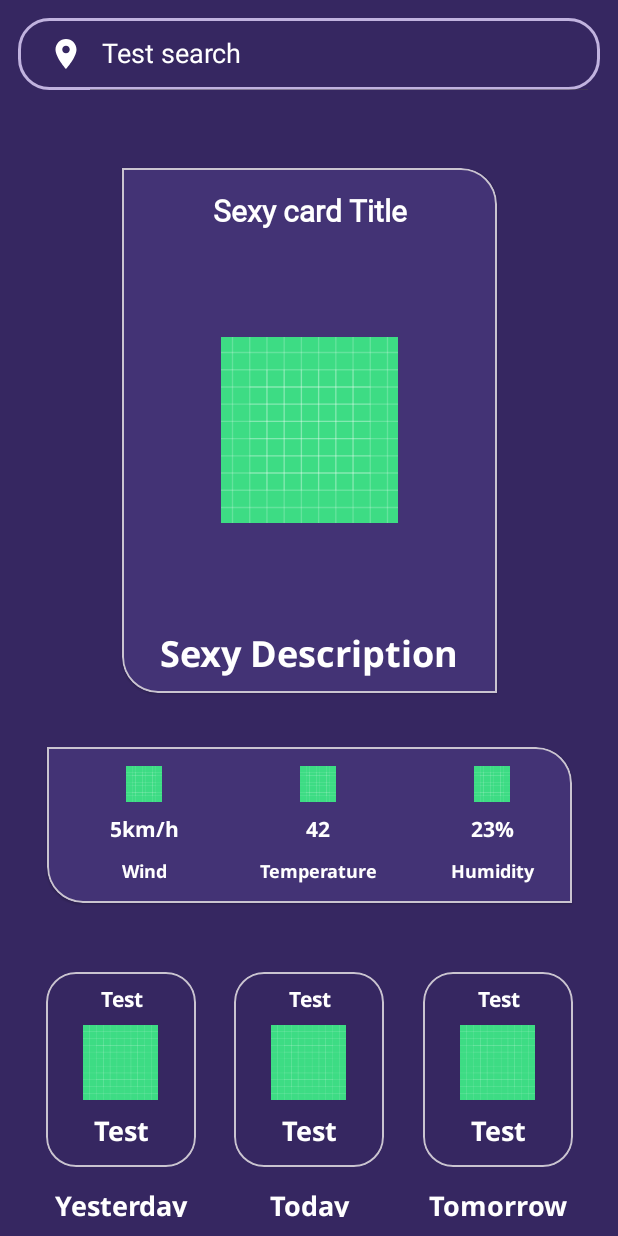
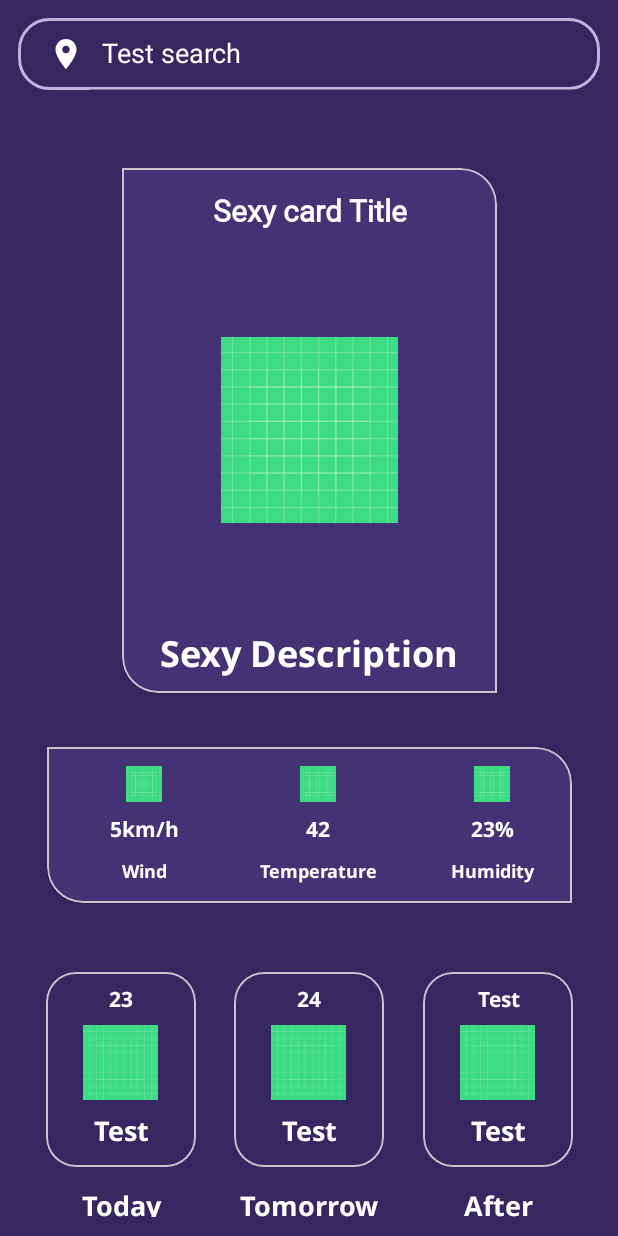
Before and after one commit to SrbastianM/weatherApp, an Android app: the FirstPageActivity screen opened directly, with no data from a screen before it, on a phone screen of 412 x 824 dp. Run offline under Robolectric (Android 15) with nearby library versions, the phone set to English and light mode, and no system bars; our stand-ins replace Picasso; libraries missing offline, so code that uses them is left out: retrofit2.converter.jackson; pictures from the network do not load; 8 statements that could not run were skipped.

Commit message:
Changes: - Remove unnecesary end points and models - Add animations to cards - Changes variable names for consistency of the aplication - Work on reactivity

```diff
--- a/app/src/main/java/com/srbastian/weatherapp/WeatherRepository.kt
+++ b/app/src/main/java/com/srbastian/weatherapp/WeatherRepository.kt
@@ -2,7 +2,6 @@ package com.srbastian.weatherapp
 
 import com.srbastian.weatherapp.model.current.CurrentWeatherModel
 import com.srbastian.weatherapp.model.forecast.ForecastWeatherModel
-import com.srbastian.weatherapp.model.historical.HistoricalWeatherModel
 import com.srbastian.weatherapp.network.RetrofitAPI
 import java.time.Instant
 import java.time.temporal.ChronoUnit
@@ -16,13 +15,4 @@ class WeatherRepository(private val retrofitClient: RetrofitAPI) {
     suspend fun getForecastWeather(city: String, apiKey: String): ForecastWeatherModel {
         return retrofitClient.getForecastWeather(city, apiKey)
     }
-    suspend fun getHistoricalWeather(lat: Double, lon : Double, apiKey: String): HistoricalWeatherModel {
-        return retrofitClient.getHistoricalWeather(lat, lon, apiKey)
-    }
-
-    suspend fun getForecastWeatherAfterTomorrow(city: String, apiKey: String): ForecastWeatherModel {
-        val forecast = getForecastWeather(city, apiKey)
-        return forecast.list.first { it.dt > Instant.now().plus(2, ChronoUnit.DAYS).epochSecond}
-    }
-
 }
--- a/app/src/main/java/com/srbastian/weatherapp/network/RetrofitAPI.kt
+++ b/app/src/main/java/com/srbastian/weatherapp/network/RetrofitAPI.kt
@@ -2,7 +2,6 @@ package com.srbastian.weatherapp.network
 
 import com.srbastian.weatherapp.model.current.CurrentWeatherModel
 import com.srbastian.weatherapp.model.forecast.ForecastWeatherModel
-import com.srbastian.weatherapp.model.historical.HistoricalWeatherModel
 import retrofit2.Call
 import retrofit2.http.GET
 import retrofit2.http.Query
@@ -22,13 +21,4 @@ interface RetrofitAPI {
         @Query("appid") apiKey: String,
         @Query("units") units: String = "metric"
     ): ForecastWeatherModel
-
-    @GET("history")
-    suspend fun getHistoricalWeather(
-        @Query("lat") lat: Double,
-        @Query("lon") lon: Double,
-        @Query("dt") dt: String,
-        @Query("appid") apiKey: String = "",
-        @Query("units") units: String = "metric"
-    ): HistoricalWeatherModel // Change the model to Historical
 }
--- a/app/src/main/java/com/srbastian/weatherapp/view/FirstPageActivity.kt
+++ b/app/src/main/java/com/srbastian/weatherapp/view/FirstPageActivity.kt
@@ -1,10 +1,18 @@
 package com.srbastian.weatherapp.view
 
+import android.animation.ArgbEvaluator
+import android.animation.ValueAnimator
+import android.content.Context
+import android.graphics.Color
+import android.graphics.drawable.ColorDrawable
+import android.os.Build
 import androidx.appcompat.app.AppCompatActivity
 import android.os.Bundle
-import android.util.Log
+import android.view.animation.AccelerateInterpolator
+import android.widget.LinearLayout
 import androidx.activity.viewModels
-import androidx.lifecycle.Observer
+import androidx.annotation.RequiresApi
+import androidx.core.content.ContextCompat
 import com.squareup.picasso.Picasso
 import com.srbastian.weatherapp.R
 import com.srbastian.weatherapp.WeatherRepository
@@ -12,9 +20,13 @@ import com.srbastian.weatherapp.databinding.ActivityFirstPageBinding
 import com.srbastian.weatherapp.network.RetrofitClient
 import com.srbastian.weatherapp.viewmodel.MainViewModel
 import com.srbastian.weatherapp.viewmodel.MainViewModelFactory
+import java.time.LocalDate
 
 class FirstPageActivity : AppCompatActivity() {
+    @RequiresApi(Build.VERSION_CODES.O)
     private lateinit var firstPageBinding: ActivityFirstPageBinding
+    private var selectedLayout : LinearLayout? = null
+    private var layoutsBackgroundColor: Int = Color.WHITE
 
     private val mainViewModel: MainViewModel by viewModels {
         MainViewModelFactory(
@@ -22,6 +34,7 @@ class FirstPageActivity : AppCompatActivity() {
         )
     }
 
+    @RequiresApi(Build.VERSION_CODES.O)
     override fun onCreate(savedInstanceState: Bundle?) {
         super.onCreate(savedInstanceState)
         firstPageBinding = ActivityFirstPageBinding.inflate(layoutInflater)
@@ -29,35 +42,79 @@ class FirstPageActivity : AppCompatActivity() {
         setContentView(view)
         val currentCity = intent.extras?.getString("city")
         val apiKey = intent.extras?.getString("apiKey")
-        val lat = 4.9348610624418034
-        val lon = -73.83661584122767
+        val threeDaysWeek = listOf(
+            firstPageBinding.lyToday,
+            firstPageBinding.lyTomorrow,
+            firstPageBinding.lyAfter
+        )
 
-        mainViewModel.historicalWeather.observe(this) {weather ->
-            firstPageBinding.tvFooterYersterday.text = weather.data[0].weather[0].description.toString()
-            Picasso.get()
-                .load("http://openweathermap.org/img/w/${weather.data[0].weather[0].icon}" + ".png")
-                .resize(50, 50)
-                .into(firstPageBinding.ivCardFooterYesterday)
+        layoutsBackgroundColor = ContextCompat.getColor(this, R.color.lila)
+
+        threeDaysWeek.forEach { layout ->
+            selectOneDay(this, layout)
         }
 
+        currentWeather()
+        foreCastWeather()
+
+        mainViewModel.fetchCurrentWeather(currentCity.toString(), apiKey.toString())
+        mainViewModel.fetchForcastWeather(currentCity.toString(), apiKey.toString())
+    }
+
+    @RequiresApi(Build.VERSION_CODES.O)
+    fun currentWeather() {
+        val today: LocalDate = LocalDate.now()
         mainViewModel.currentWeather.observe(this) { weather ->
-            Log.d("Pruebas", weather.toString())
+            firstPageBinding.tvDateFooterToday.text = today.dayOfMonth.toString()
+            firstPageBinding.tvFooterToday.text = weather.weather[0].main
+            Picasso.get()
+                .load("http://openweathermap.org/img/w/${weather.weather[0].icon}" + ".png")
+                .resize(50, 50).into(firstPageBinding.ivCardFooterToday)
             Picasso.get()
                 .load("http://openweathermap.org/img/w/${weather.weather[0].icon}" + ".png")
                 .resize(350, 350)
                 .into(firstPageBinding.ivCard)
         }
+    }
 
+    @RequiresApi(Build.VERSION_CODES.O)
+    fun foreCastWeather() {
+        val today: LocalDate = LocalDate.now()
         mainViewModel.forecastWeather.observe(this) { weather ->
-            firstPageBinding.tvFooterTomorrow.text = weather.list[0].weather[0].main.toString()
+            firstPageBinding.tvFooterTomorrow.text = weather.list[0].weather[0].main
+            firstPageBinding.tvDateFooterTomorrow.text = today.plusDays(1).dayOfMonth.toString()
             Picasso.get()
                 .load("http://openweathermap.org/img/w/${weather.list[0].weather[0].icon}" + ".png")
                 .resize(50, 50)
                 .into(firstPageBinding.ivCardFooterTomorrow)
         }
+    }
 
-        mainViewModel.fetchCurrentWeather(currentCity.toString(), apiKey.toString())
-        mainViewModel.fetchForcastWeather(currentCity.toString(), apiKey.toString())
-        mainViewModel.fetchHistoricalWeather(lat, lon, apiKey.toString())
+    private fun selectOneDay(context: Context, lay: LinearLayout) {
+        lay.setOnClickListener {
+            // If i was selected one, unselect
+            selectedLayout?.let {
+                animateChangeBackgroundColor(it, ContextCompat.getColor(context, R.color.lila))
+            }
+            // or select new one
+            animateChangeBackgroundColor(lay, ContextCompat.getColor(context, R.color.light_lila))
+
+            // update the state of the layout selected
+            selectedLayout = lay
+        }
+    }
+    private fun animateChangeBackgroundColor(lay : LinearLayout, colorTo: Int) {
+        val colorFrom = lay.background
+        if(colorFrom is ColorDrawable) {
+            val colorFromInt = colorFrom.color
+            val animator = ValueAnimator.ofObject(ArgbEvaluator(), colorFromInt, colorTo)
+            animator.duration = 300
+            animator.interpolator = AccelerateInterpolator()
+            animator.addUpdateListener {valueAnimator ->
+                val animatedColor = valueAnimator.animatedValue as Int
+                lay.setBackgroundColor(animatedColor)
+            }
+            animator.start()
+        }
     }
 }
--- a/app/src/main/java/com/srbastian/weatherapp/viewmodel/MainViewModel.kt
+++ b/app/src/main/java/com/srbastian/weatherapp/viewmodel/MainViewModel.kt
@@ -6,11 +6,9 @@ import androidx.lifecycle.viewModelScope
 import com.srbastian.weatherapp.WeatherRepository
 import com.srbastian.weatherapp.model.current.CurrentWeatherModel
 import com.srbastian.weatherapp.model.forecast.ForecastWeatherModel
-import com.srbastian.weatherapp.model.historical.HistoricalWeatherModel
 import kotlinx.coroutines.launch
 
 class MainViewModel(private val repository: WeatherRepository) : ViewModel() {
-    private val _historicalWeather = MutableLiveData<HistoricalWeatherModel>()
     private val _currentWeather = MutableLiveData<CurrentWeatherModel>()
     private val _forecastWeather = MutableLiveData<ForecastWeatherModel>()
 
@@ -19,7 +17,6 @@ class MainViewModel(private val repository: WeatherRepository) : ViewModel() {
     // WeatherModel : main : "", description: "", icon: "string"
     val currentWeather: MutableLiveData<CurrentWeatherModel> get() = _currentWeather
     val forecastWeather: MutableLiveData<ForecastWeatherModel> get() = _forecastWeather
-    val historicalWeather : MutableLiveData<HistoricalWeatherModel> get() = _historicalWeather
 
     fun fetchCurrentWeather(city: String, apiKey: String) {
         viewModelScope.launch {
@@ -39,11 +36,4 @@ class MainViewModel(private val repository: WeatherRepository) : ViewModel() {
 
     }
 
-    fun fetchHistoricalWeather(lat: Double, lon: Double, apiKey: String) {
-        viewModelScope.launch {
-            val result = repository.getHistoricalWeather(lat, lon, apiKey)
-            _historicalWeather.postValue(result)
-        }
-    }
-
 }
--- a/app/src/main/res/layout/activity_first_page.xml
+++ b/app/src/main/res/layout/activity_first_page.xml
@@ -243,69 +243,7 @@
             tools:layout_editor_absoluteY="660dp">
 
             <LinearLayout
-                android:layout_width="match_parent"
-                android:layout_height="match_parent"
-                android:background="@color/lila"
-                android:orientation="vertical">
-
-                <TextView
-                    android:id="@+id/tv_date_footer_yesterday"
-                    android:layout_width="match_parent"
-                    android:layout_height="wrap_content"
-                    android:layout_marginTop="8dp"
-                    android:fontFamily="@font/noto_sans_bold"
-                    android:gravity="center_horizontal"
-                    android:text="Test"
-                    android:textColor="@color/white"
-                    android:textSize="14sp" />
-
-                <ImageView
-                    android:id="@+id/iv_card_footer_yesterday"
-                    android:layout_width="50dp"
-                    android:layout_height="50dp"
-                    android:layout_gravity="center"
-                    android:layout_marginTop="6dp"
-                    android:scaleType="centerCrop"
-                    android:src="@drawable/ic_launcher_background" />
-
-                <TextView
-                    android:id="@+id/tv_footer_yersterday"
-                    android:layout_width="match_parent"
-                    android:layout_height="wrap_content"
-                    android:layout_marginTop="8dp"
-                    android:fontFamily="@font/noto_sans_bold"
-                    android:gravity="center_horizontal"
-                    android:text="Test"
-                    android:textColor="@color/white"
-                    android:textSize="18sp" />
-            </LinearLayout>
-
-        </com.google.android.material.card.MaterialCardView>
-
-        <TextView
-            android:layout_width="100sp"
-            android:layout_height="20sp"
-            android:layout_alignParentStart="true"
-            android:layout_alignParentBottom="true"
-            android:layout_centerInParent="true"
-            android:layout_marginBottom="20dp"
-            android:fontFamily="@font/noto_sans_bold"
-            android:gravity="center"
-            android:text="@string/yesterday"
-            android:textColor="@color/white"
-            android:textSize="18sp" />
-
-        <com.google.android.material.card.MaterialCardView
-            android:layout_width="100dp"
-            android:layout_height="130dp"
-            android:layout_centerInParent="true"
-            app:cardCornerRadius="@dimen/radius_card"
-            tools:layout_editor_absoluteX="46dp"
-            tools:layout_editor_absoluteY="660dp"
-
-            >
-
-            <LinearLayout
+                android:id="@+id/ly_today"
                 android:layout_width="match_parent"
                 android:layout_height="match_parent"
                 android:background="@color/lila"
@@ -342,11 +280,13 @@
                     android:textColor="@color/white"
                     android:textSize="18sp" />
             </LinearLayout>
+
         </com.google.android.material.card.MaterialCardView>
 
         <TextView
             android:layout_width="100sp"
             android:layout_height="20sp"
+            android:layout_alignParentStart="true"
             android:layout_alignParentBottom="true"
             android:layout_centerInParent="true"
             android:layout_marginBottom="20dp"
@@ -359,17 +299,22 @@
         <com.google.android.material.card.MaterialCardView
             android:layout_width="100dp"
             android:layout_height="130dp"
-            android:layout_alignParentEnd="true"
             android:layout_centerInParent="true"
             app:cardCornerRadius="@dimen/radius_card"
             tools:layout_editor_absoluteX="46dp"
-            tools:layout_editor_absoluteY="660dp">
+            tools:layout_editor_absoluteY="660dp"
+
+            >
 
             <LinearLayout
+                android:id="@+id/ly_tomorrow"
                 android:layout_width="match_parent"
                 android:layout_height="match_parent"
                 android:background="@color/lila"
-                android:orientation="vertical">
+                android:orientation="vertical"
+                android:clickable="true"
+                android:focusable="true">
+
 
                 <TextView
                     android:id="@+id/tv_date_footer_tomorrow"
@@ -407,7 +352,6 @@
         <TextView
             android:layout_width="100sp"
             android:layout_height="20sp"
-            android:layout_alignParentEnd="true"
             android:layout_alignParentBottom="true"
             android:layout_centerInParent="true"
             android:layout_marginBottom="20dp"
@@ -416,6 +360,68 @@
             android:text="@string/tomorrow"
             android:textColor="@color/white"
             android:textSize="18sp" />
+
+        <com.google.android.material.card.MaterialCardView
+            android:layout_width="100dp"
+            android:layout_height="130dp"
+            android:layout_alignParentEnd="true"
+            android:layout_centerInParent="true"
+            app:cardCornerRadius="@dimen/radius_card"
+            tools:layout_editor_absoluteX="46dp"
+            tools:layout_editor_absoluteY="660dp">
+
+            <LinearLayout
+                android:id="@+id/ly_after"
+                android:layout_width="match_parent"
+                android:layout_height="match_parent"
+                android:background="@color/lila"
+                android:orientation="vertical">
+
+                <TextView
+                    android:id="@+id/tv_date_footer_after_tomorrow"
+                    android:layout_width="match_parent"
+                    android:layout_height="wrap_content"
+                    android:layout_marginTop="8dp"
+                    android:fontFamily="@font/noto_sans_bold"
+                    android:gravity="center_horizontal"
+                    android:text="Test"
+                    android:textColor="@color/white"
+                    android:textSize="14sp" />
+
+                <ImageView
+                    android:id="@+id/iv_card_footer_after_tomorrow"
+                    android:layout_width="50dp"
+                    android:layout_height="50dp"
+                    android:layout_gravity="center"
+                    android:layout_marginTop="6dp"
+                    android:scaleType="centerCrop"
+                    android:src="@drawable/ic_launcher_background" />
+
+                <TextView
+                    android:id="@+id/tv_footer_after_tomorrow"
+                    android:layout_width="match_parent"
+                    android:layout_height="wrap_content"
+                    android:layout_marginTop="8dp"
+                    android:fontFamily="@font/noto_sans_bold"
+                    android:gravity="center_horizontal"
+                    android:text="Test"
+                    android:textColor="@color/white"
+                    android:textSize="18sp" />
+            </LinearLayout>
+        </com.google.android.material.card.MaterialCardView>
+
+        <TextView
+            android:layout_width="100sp"
+            android:layout_height="20sp"
+            android:layout_alignParentEnd="true"
+            android:layout_alignParentBottom="true"
+            android:layout_centerInParent="true"
+            android:layout_marginBottom="20dp"
+            android:fontFamily="@font/noto_sans_bold"
+            android:gravity="center"
+            android:text="@string/after_tomorrow"
+            android:textColor="@color/white"
+            android:textSize="18sp" />
     </RelativeLayout>
 
 
--- a/app/src/main/res/values/strings.xml
+++ b/app/src/main/res/values/strings.xml
@@ -11,8 +11,8 @@
     <string name="card_description_humidity">Humidity</string>
     <string name="card_description_humidity_percentage">23%</string>
 
-    <string name="yesterday">Yesterday</string>
     <string name="today">Today</string>
     <string name="tomorrow">Tomorrow</string>
+    <string name="after_tomorrow">After tomorrow</string>
 
 </resources>
```
Also changed, not shown: app/src/main/java/com/srbastian/weatherapp/model/historical/HistoricalWeather.kt (deleted, +0 -12 lines), app/src/main/java/com/srbastian/weatherapp/model/historical/HistoricalWeatherModel.kt (deleted, +0 -11 lines).
